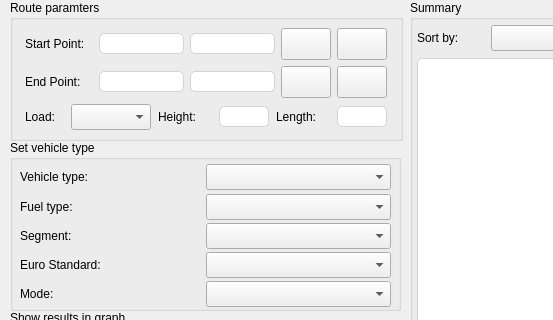
First picture: the form in road_emission_calculator_dialog_base.ui, repository NPRA/RoadEmissionCalculator, before the edit; both pictures show x 0 to 553 and y 0 to 320 of the 794 by 480 pixel window.
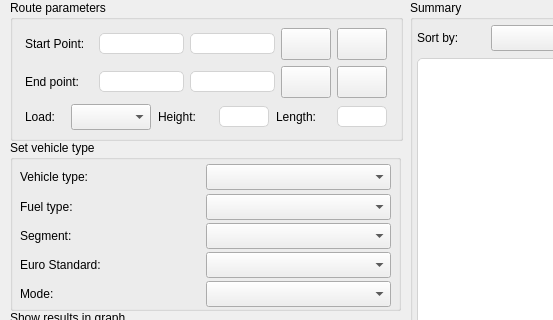
Second picture: the form after the edit. Icons and pictures are not drawn.

Patch:
```diff
--- a/road_emission_calculator_dialog_base.ui
+++ b/road_emission_calculator_dialog_base.ui
@@ -380,7 +380,7 @@
     </rect>
    </property>
    <property name="title">
-    <string>Route paramters</string>
+    <string>Route parameters</string>
    </property>
    <layout class="QGridLayout" name="gridLayout_11">
     <property name="leftMargin">
@@ -566,7 +566,7 @@
            </size>
           </property>
           <property name="text">
-           <string>End Point:</string>
+           <string>End point:</string>
           </property>
          </widget>
         </item>
```
